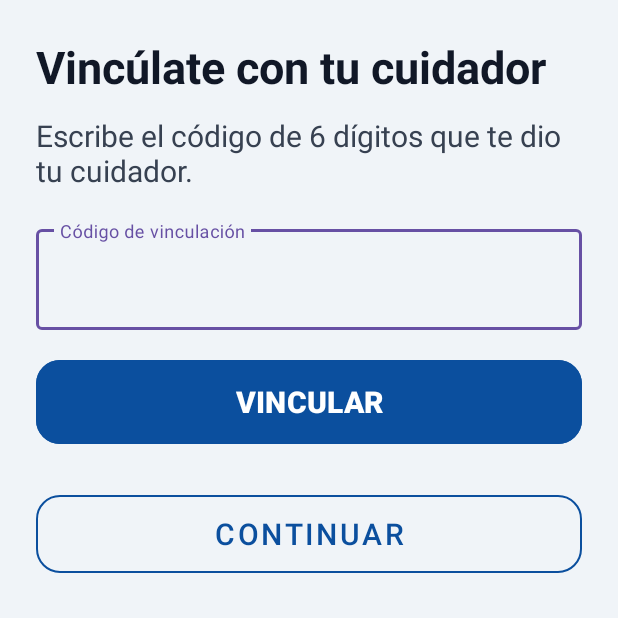
After one commit to Riho1567/MediBuddy, an Android app: the VinculacionActivity screen opened directly, with no data from a screen before it, on a phone screen of 412 x 824 dp, the top half of it. The commit adds this screen. Run offline under Robolectric (Android 15) with nearby library versions, the phone set to English and light mode, and no system bars.

Commit message:
Agrega pantalla de vinculación para cuidador y adulto mayor

```diff
--- a/app/src/main/AndroidManifest.xml
+++ b/app/src/main/AndroidManifest.xml
@@ -16,6 +16,12 @@
         android:roundIcon="@mipmap/ic_launcher_round"
         android:supportsRtl="true"
         android:theme="@style/Theme.MediBox">
+
+
+        <activity
+            android:name=".ui.VinculacionActivity"
+            android:exported="false"
+            android:windowSoftInputMode="adjustResize" />
 
 
         <activity
--- a/app/src/main/java/com/medibox/ui/RegistroCuentaActivity.kt
+++ b/app/src/main/java/com/medibox/ui/RegistroCuentaActivity.kt
@@ -56,7 +56,8 @@ class RegistroCuentaActivity : AppCompatActivity() {
                 .putString("perfil", perfil)
                 .apply()
 
-            startActivity(Intent(this, MainActivity::class.java).apply {
+
+            startActivity(Intent(this, VinculacionActivity::class.java).apply {
                 putExtra("USUARIO_NOMBRE", nombre)
                 putExtra("PERFIL", perfil)
             })
--- /dev/null
+++ b/app/src/main/java/com/medibox/ui/VinculacionActivity.kt
@@ -0,0 +1,82 @@
+package com.medibox.ui
+
+import android.content.Context
+import android.content.Intent
+import android.graphics.Color
+import android.os.Bundle
+import android.view.View
+import android.widget.TextView
+import androidx.appcompat.app.AppCompatActivity
+import com.google.android.material.button.MaterialButton
+import com.google.android.material.textfield.TextInputEditText
+import com.medibox.R
+
+class VinculacionActivity : AppCompatActivity() {
+
+    override fun onCreate(savedInstanceState: Bundle?) {
+        super.onCreate(savedInstanceState)
+        setContentView(R.layout.activity_vinculacion)
+
+        val perfil = intent.getStringExtra("PERFIL") ?: "ADULTO_MAYOR"
+        val nombre = intent.getStringExtra("USUARIO_NOMBRE") ?: "Paciente"
+
+        val tvTitulo = findViewById<TextView>(R.id.tvTituloVinc)
+        val tvDesc = findViewById<TextView>(R.id.tvDescVinc)
+        val bloqueCuidador = findViewById<View>(R.id.bloqueCuidador)
+        val bloqueAdulto = findViewById<View>(R.id.bloqueAdulto)
+        val tvCodigo = findViewById<TextView>(R.id.tvCodigo)
+        val btnGenerar = findViewById<MaterialButton>(R.id.btnGenerarCodigo)
+        val etCodigo = findViewById<TextInputEditText>(R.id.etCodigoVinc)
+        val btnVincular = findViewById<MaterialButton>(R.id.btnVincular)
+        val tvMensaje = findViewById<TextView>(R.id.tvMensajeVinc)
+        val btnContinuar = findViewById<MaterialButton>(R.id.btnContinuarVinc)
+
+        val prefs = getSharedPreferences("medibuddy", Context.MODE_PRIVATE)
+
+        fun mostrarMensaje(texto: String, ok: Boolean) {
+            tvMensaje.text = texto
+            tvMensaje.setTextColor(Color.parseColor(if (ok) "#0B5D2A" else "#B71C1C"))
+            tvMensaje.visibility = View.VISIBLE
+        }
+
+        if (perfil == "CUIDADOR") {
+            tvTitulo.text = "Vincula al adulto mayor"
+            tvDesc.text = "Dale este código a la persona que cuidas. Debe escribirlo en su celular."
+            bloqueCuidador.visibility = View.VISIBLE
+
+            fun generarCodigo() {
+                val codigo = (100000..999999).random().toString()
+                prefs.edit()
+                    .putString("codigo_vinculacion", codigo)
+                    .putLong("codigo_expira", System.currentTimeMillis() + 10 * 60 * 1000)
+                    .apply()
+                tvCodigo.text = codigo.substring(0, 3) + " " + codigo.substring(3)
+            }
+            generarCodigo()
+            btnGenerar.setOnClickListener { generarCodigo() }
+        } else {
+            tvTitulo.text = "Vincúlate con tu cuidador"
+            tvDesc.text = "Escribe el código de 6 dígitos que te dio tu cuidador."
+            bloqueAdulto.visibility = View.VISIBLE
+
+            btnVincular.setOnClickListener {
+                val codigo = etCodigo.text.toString().trim()
+                if (codigo.length != 6) {
+                    mostrarMensaje("El código debe tener 6 dígitos", false)
+                    return@setOnClickListener
+                }
+                // TEMPORAL: aquí se llamará al servidor para validar el código.
+                prefs.edit().putString("codigo_ingresado", codigo).apply()
+                mostrarMensaje("Código enviado. Falta conectar con el servidor.", true)
+            }
+        }
+
+        btnContinuar.setOnClickListener {
+            startActivity(Intent(this, MainActivity::class.java).apply {
+                putExtra("USUARIO_NOMBRE", nombre)
+                putExtra("PERFIL", perfil)
+            })
+            finishAffinity()
+        }
+    }
+}
--- /dev/null
+++ b/app/src/main/res/layout/activity_vinculacion.xml
@@ -0,0 +1,153 @@
+<?xml version="1.0" encoding="utf-8"?>
+<ScrollView xmlns:android="http://schemas.android.com/apk/res/android"
+    xmlns:app="http://schemas.android.com/apk/res-auto"
+    android:layout_width="match_parent"
+    android:layout_height="match_parent"
+    android:background="#F0F4F8"
+    android:fillViewport="true">
+
+    <LinearLayout
+        android:layout_width="match_parent"
+        android:layout_height="wrap_content"
+        android:orientation="vertical"
+        android:padding="24dp">
+
+        <TextView
+            android:id="@+id/tvTituloVinc"
+            android:layout_width="match_parent"
+            android:layout_height="wrap_content"
+            android:textColor="#111827"
+            android:textSize="30sp"
+            android:textStyle="bold" />
+
+        <TextView
+            android:id="@+id/tvDescVinc"
+            android:layout_width="match_parent"
+            android:layout_height="wrap_content"
+            android:layout_marginTop="12dp"
+            android:textColor="#374151"
+            android:textSize="20sp" />
+
+        <!-- Vista del cuidador -->
+        <LinearLayout
+            android:id="@+id/bloqueCuidador"
+            android:layout_width="match_parent"
+            android:layout_height="wrap_content"
+            android:layout_marginTop="20dp"
+            android:orientation="vertical"
+            android:visibility="gone">
+
+            <com.google.android.material.card.MaterialCardView
+                android:layout_width="match_parent"
+                android:layout_height="wrap_content"
+                app:cardBackgroundColor="#E8EEF7"
+                app:cardCornerRadius="16dp"
+                app:cardElevation="0dp"
+                app:strokeColor="#0B4F9E"
+                app:strokeWidth="3dp">
+
+                <LinearLayout
+                    android:layout_width="match_parent"
+                    android:layout_height="wrap_content"
+                    android:gravity="center_horizontal"
+                    android:orientation="vertical"
+                    android:padding="20dp">
+
+                    <TextView
+                        android:layout_width="wrap_content"
+                        android:layout_height="wrap_content"
+                        android:text="Tu código"
+                        android:textColor="#0B4F9E"
+                        android:textSize="20sp"
+                        android:textStyle="bold" />
+
+                    <TextView
+                        android:id="@+id/tvCodigo"
+                        android:layout_width="wrap_content"
+                        android:layout_height="wrap_content"
+                        android:layout_marginTop="8dp"
+                        android:textColor="#0B4F9E"
+                        android:textSize="48sp"
+                        android:textStyle="bold" />
+
+                    <TextView
+                        android:layout_width="wrap_content"
+                        android:layout_height="wrap_content"
+                        android:layout_marginTop="8dp"
+                        android:text="Vale por 10 minutos"
+                        android:textColor="#374151"
+                        android:textSize="18sp" />
+                </LinearLayout>
+            </com.google.android.material.card.MaterialCardView>
+
+            <com.google.android.material.button.MaterialButton
+                android:id="@+id/btnGenerarCodigo"
+                style="@style/Widget.MaterialComponents.Button.OutlinedButton"
+                android:layout_width="match_parent"
+                android:layout_height="64dp"
+                android:layout_marginTop="16dp"
+                android:text="Generar un código nuevo"
+                android:textColor="#0B4F9E"
+                android:textSize="20sp"
+                app:cornerRadius="16dp"
+                app:strokeColor="#0B4F9E" />
+        </LinearLayout>
+
+        <!-- Vista del adulto mayor -->
+        <LinearLayout
+            android:id="@+id/bloqueAdulto"
+            android:layout_width="match_parent"
+            android:layout_height="wrap_content"
+            android:layout_marginTop="20dp"
+            android:orientation="vertical"
+            android:visibility="gone">
+
+            <com.google.android.material.textfield.TextInputLayout
+                style="@style/Widget.MaterialComponents.TextInputLayout.OutlinedBox"
+                android:layout_width="match_parent"
+                android:layout_height="wrap_content"
+                android:hint="Código de vinculación">
+
+                <com.google.android.material.textfield.TextInputEditText
+                    android:id="@+id/etCodigoVinc"
+                    android:layout_width="match_parent"
+                    android:layout_height="wrap_content"
+                    android:inputType="number"
+                    android:maxLength="6"
+                    android:textSize="24sp" />
+            </com.google.android.material.textfield.TextInputLayout>
+
+            <com.google.android.material.button.MaterialButton
+                android:id="@+id/btnVincular"
+                android:layout_width="match_parent"
+                android:layout_height="64dp"
+                android:layout_marginTop="16dp"
+                android:backgroundTint="#0B4F9E"
+                android:text="VINCULAR"
+                android:textColor="#FFFFFF"
+                android:textSize="20sp"
+                android:textStyle="bold"
+                app:cornerRadius="16dp" />
+        </LinearLayout>
+
+        <TextView
+            android:id="@+id/tvMensajeVinc"
+            android:layout_width="match_parent"
+            android:layout_height="wrap_content"
+            android:layout_marginTop="12dp"
+            android:textSize="18sp"
+            android:visibility="gone" />
+
+        <com.google.android.material.button.MaterialButton
+            android:id="@+id/btnContinuarVinc"
+            style="@style/Widget.MaterialComponents.Button.OutlinedButton"
+            android:layout_width="match_parent"
+            android:layout_height="64dp"
+            android:layout_marginTop="24dp"
+            android:text="Continuar"
+            android:textColor="#0B4F9E"
+            android:textSize="20sp"
+            app:cornerRadius="16dp"
+            app:strokeColor="#0B4F9E" />
+    </LinearLayout>
+</ScrollView>
```
